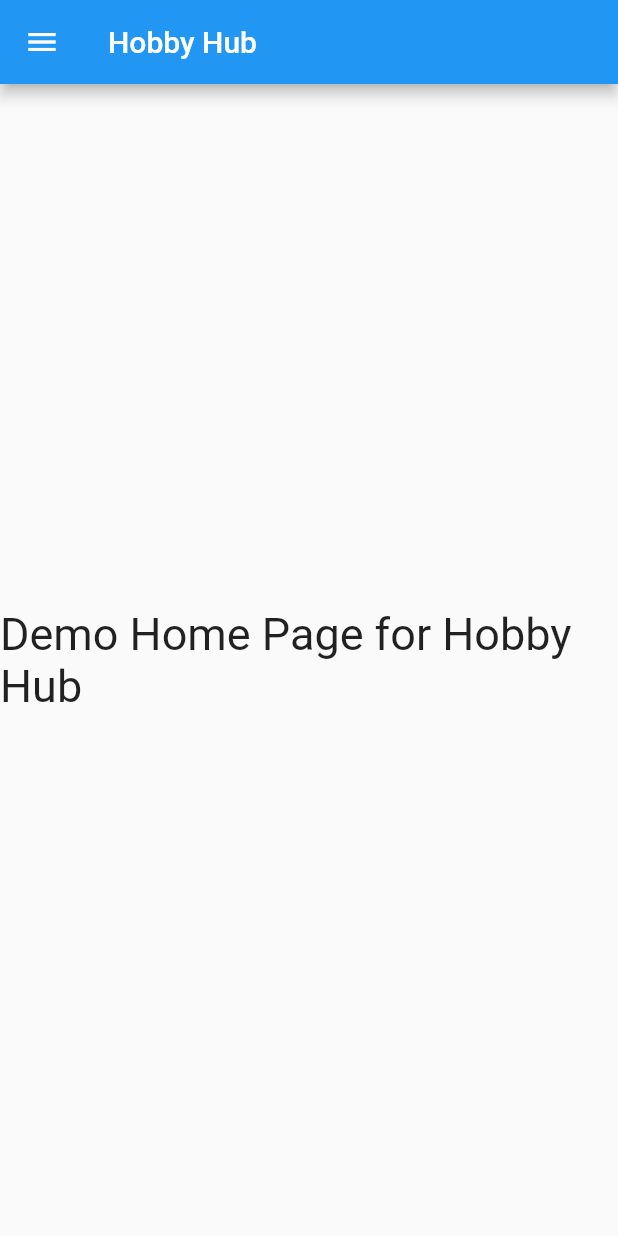
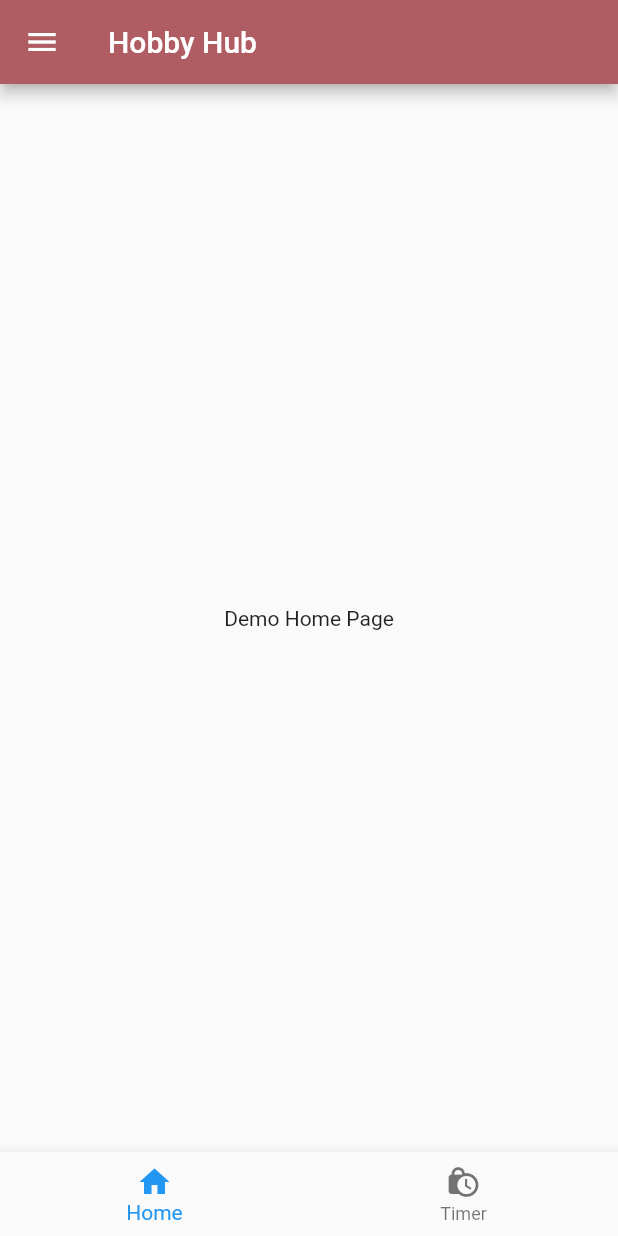
Before and after one commit to JustAnOpossum/Hobby-Hub-CS-371-, a Flutter app: the screen it shows after launch, on a phone screen of 412 x 824 dp. Run offline on Flutter 3.47's test engine with Material 2 defaults, Android fonts, the phone set to English and light mode, and no system bars.

Commit message:
Added calendar plugin and created bottom bar

```diff
--- a/app_interface/lib/main.dart
+++ b/app_interface/lib/main.dart
@@ -15,7 +15,7 @@ class MyApp extends StatelessWidget {
     return MaterialApp(
       title: 'Hobby Hub',
       theme: ThemeData(
-        primarySwatch: Colors.blue,
+        primaryColor: Color(0xFFAF5D63),
       ),
       home: Home(),
     );
@@ -23,7 +23,27 @@ class MyApp extends StatelessWidget {
 }
 
 //Main Home Page for hobby hub
-class Home extends StatelessWidget {
+class Home extends StatefulWidget {
+  @override
+  _HomeState createState() => _HomeState();
+}
+
+class _HomeState extends State<Home> {
+  int _currentIndex = 0;
+
+  void _onItemTapped(int index) {
+    setState(() {
+      _currentIndex = index;
+    });
+  }
+
+  static List<Widget> _widgetOptions = <Widget>[
+    Text(
+      'Demo Home Page',
+    ),
+    TimerPage(),
+  ];
+
   @override
   Widget build(BuildContext context) {
     return Scaffold(
@@ -106,9 +126,16 @@ class Home extends StatelessWidget {
           ],
         ),
       ),
-      body: const Center(
-        child: Text('Demo Home Page for Hobby Hub',
-            style: TextStyle(fontSize: 30)),
+      body: Center(
+        child: _widgetOptions.elementAt(_currentIndex),
+      ),
+      bottomNavigationBar: BottomNavigationBar(
+        currentIndex: _currentIndex,
+        items: [
+          BottomNavigationBarItem(icon: Icon(Icons.home), label: 'Home'),
+          BottomNavigationBarItem(icon: Icon(Icons.lock_clock), label: 'Timer')
+        ],
+        onTap: _onItemTapped,
       ),
     );
   }
--- a/app_interface/lib/widgets/timer.dart
+++ b/app_interface/lib/widgets/timer.dart
@@ -5,9 +5,6 @@ class TimerPage extends StatelessWidget {
   @override
   Widget build(BuildContext context) {
     return Scaffold(
-        appBar: AppBar(
-          title: const Text('Timer'),
-        ),
         body: Center(
             child: Container(
       margin: EdgeInsets.all(10),
--- a/app_interface/pubspec.yaml
+++ b/app_interface/pubspec.yaml
@@ -21,6 +21,7 @@ environment:
   sdk: ">=2.7.0 <3.0.0"
 
 dependencies:
+  flutter_calendar_carousel:
   flutter:
     sdk: flutter
 
```
Also changed, not shown: app_interface/pubspec.lock. Lines whose indentation alone changed are shown as unchanged.
